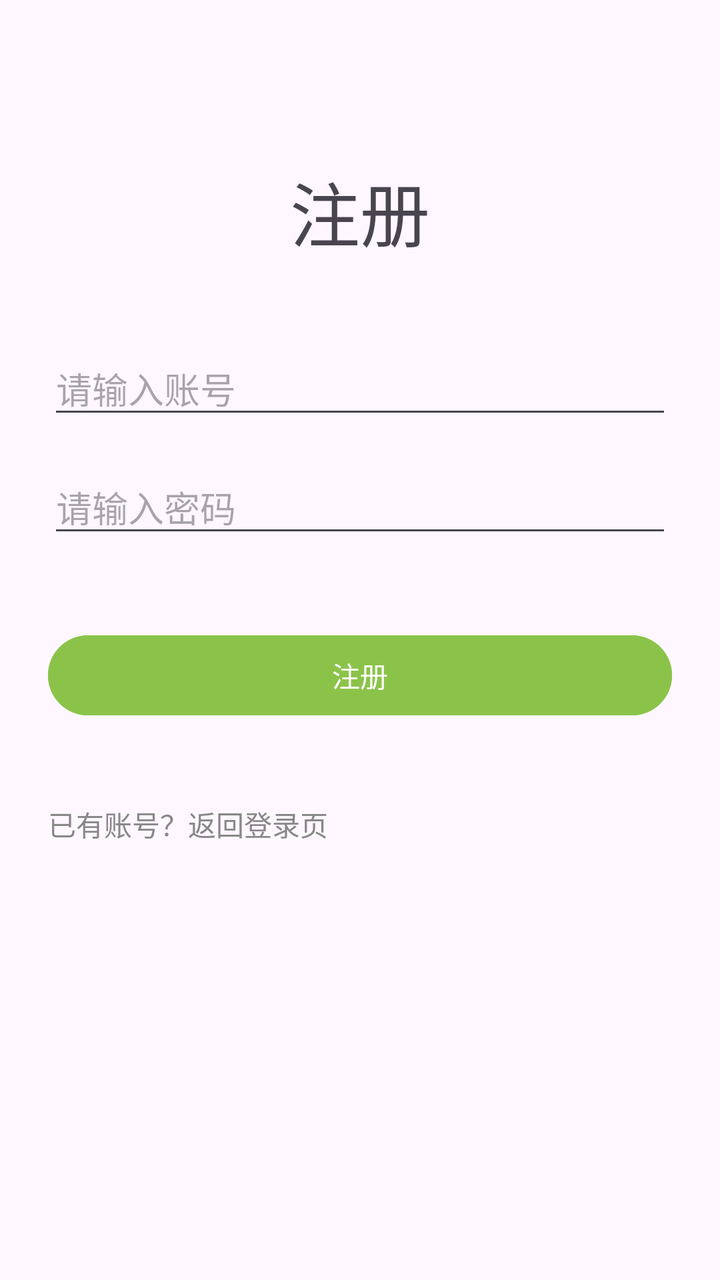
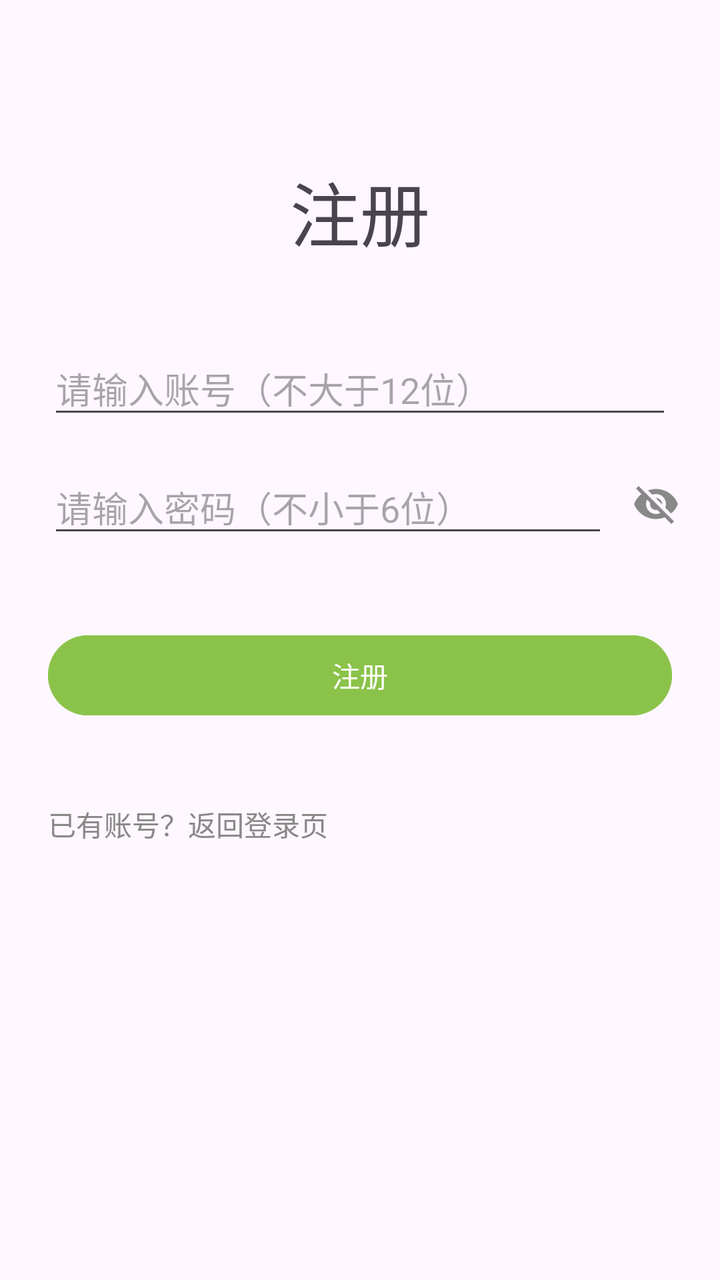

The first picture is an Android layout as it rendered before a commit; the second is the same layout after the commit. The layout source and the unified diff follow.
<!-- AndroidManifest.xml: application theme Theme.PoemApp -->
<!-- res/layout/register.xml -->
<?xml version="1.0" encoding="utf-8"?>
<androidx.constraintlayout.widget.ConstraintLayout xmlns:android="http://schemas.android.com/apk/res/android"
    xmlns:app="http://schemas.android.com/apk/res-auto"
    xmlns:tools="http://schemas.android.com/tools"
    android:id="@+id/main"
    android:layout_width="match_parent"
    android:layout_height="match_parent"
    tools:context=".Ui.Login">

    <TextView
        android:id="@+id/registerTitle"
        android:layout_width="0dp"
        android:layout_height="wrap_content"
        app:layout_constraintStart_toStartOf="parent"
        app:layout_constraintEnd_toEndOf="parent"
        android:layout_marginTop="80dp"
        android:text="注册"
        android:textSize="35sp"
        app:layout_constraintTop_toTopOf="parent"
        android:gravity="center"/>

    <EditText
        android:layout_width="0dp"
        android:layout_height="wrap_content"
        android:id="@+id/etAccount"
        android:hint="请输入账号"
        app:layout_constraintStart_toStartOf="parent"
        app:layout_constraintEnd_toEndOf="parent"
        android:layout_marginStart="24dp"
        android:layout_marginEnd="24dp"
        app:layout_constraintTop_toBottomOf="@id/registerTitle"
        android:layout_marginTop="40dp"/>

    <EditText
        android:layout_width="0dp"
        android:layout_height="wrap_content"
        android:id="@+id/etPassword"
        android:hint="请输入密码"
        android:inputType="textPassword"
        app:layout_constraintStart_toStartOf="parent"
        app:layout_constraintEnd_toEndOf="parent"
        android:layout_marginStart="24dp"
        android:layout_marginEnd="24dp"
        app:layout_constraintTop_toBottomOf="@id/etAccount"
        android:layout_marginTop="16dp"/>

    <Button
        android:id="@+id/btnLogin"
        android:text="注册"
        android:backgroundTint="#8BC34A"
        android:textColor="#FFFFFF"
        android:layout_width="0dp"
        android:layout_height="wrap_content"
        app:layout_constraintStart_toStartOf="parent"
        app:layout_constraintEnd_toEndOf="parent"
        android:layout_marginStart="24dp"
        android:layout_marginEnd="24dp"
        app:layout_constraintTop_toBottomOf="@id/etPassword"
        android:layout_marginTop="40dp" />

    <TextView
        android:layout_width="0dp"
        android:layout_height="wrap_content"
        android:id="@+id/toGoToLogin"
        android:text="已有账号？返回登录页"
        android:textSize="14sp"
        android:textColor="#888888"
        app:layout_constraintStart_toStartOf="parent"
        app:layout_constraintEnd_toEndOf="parent"
        android:layout_marginStart="24dp"
        android:layout_marginEnd="24dp"
        app:layout_constraintTop_toBottomOf="@id/btnLogin"
        android:layout_marginTop="40dp"/>



</androidx.constraintlayout.widget.ConstraintLayout>
<!-- resources referenced by this layout -->
<resources>
  <style name="Theme.PoemApp" parent="Base.Theme.PoemApp" />
  <style name="Base.Theme.PoemApp" parent="Theme.Material3.DayNight.NoActionBar">
          
          
      </style>
</resources>

<!-- the commit's change to res/layout/register.xml (unified diff, before → after) -->
@@ -23,7 +23,7 @@
         android:layout_width="0dp"
         android:layout_height="wrap_content"
         android:id="@+id/etAccount"
-        android:hint="请输入账号"
+        android:hint="请输入账号（不大于12位）"
         app:layout_constraintStart_toStartOf="parent"
         app:layout_constraintEnd_toEndOf="parent"
         android:layout_marginStart="24dp"
@@ -35,14 +35,26 @@
         android:layout_width="0dp"
         android:layout_height="wrap_content"
         android:id="@+id/etPassword"
-        android:hint="请输入密码"
+        android:hint="请输入密码（不小于6位）"
         android:inputType="textPassword"
         app:layout_constraintStart_toStartOf="parent"
         app:layout_constraintEnd_toEndOf="parent"
         android:layout_marginStart="24dp"
-        android:layout_marginEnd="24dp"
+        android:layout_marginEnd="56dp"
         app:layout_constraintTop_toBottomOf="@id/etAccount"
         android:layout_marginTop="16dp"/>
+
+    <ImageView
+        android:id="@+id/ivTogglePassword"
+        android:layout_width="40dp"
+        android:layout_height="40dp"
+        android:padding="8dp"
+        android:src="@drawable/ic_visibility_off"
+        android:background="?attr/selectableItemBackgroundBorderless"
+        app:layout_constraintEnd_toEndOf="parent"
+        app:layout_constraintTop_toTopOf="@id/etPassword"
+        app:layout_constraintBottom_toBottomOf="@id/etPassword"
+        android:layout_marginEnd="12dp" />
 
     <Button
         android:id="@+id/btnLogin"
<!-- resource entries referenced after the edit -->
@@ -1,5 +1,16 @@
 <!-- resources referenced by this layout -->
 <resources>
+  <!-- drawable ic_visibility_off (drawable) -->
+  <vector xmlns:android="http://schemas.android.com/apk/res/android"
+      android:width="24dp"
+      android:height="24dp"
+      android:viewportWidth="24"
+      android:viewportHeight="24"
+      android:tint="#888888">
+      <path
+          android:fillColor="@android:color/white"
+          android:pathData="M12,7c2.76,0 5,2.24 5,5 0,0.65 -0.13,1.26 -0.36,1.83l2.92,2.92c1.51,-1.26 2.7,-2.89 3.43,-4.75 -1.73,-4.39 -6,-7.5 -11,-7.5 -1.4,0 -2.74,0.25 -3.98,0.7l2.16,2.16C10.74,7.13 11.35,7 12,7zM2,4.27l2.28,2.28 0.46,0.46C3.08,8.3 1.78,10.02 1,12c1.73,4.39 6,7.5 11,7.5 1.55,0 3.03,-0.3 4.38,-0.84l0.42,0.42L19.73,22 21,20.73 3.27,3 2,4.27zM7.53,9.8l1.55,1.55c-0.05,0.21 -0.08,0.43 -0.08,0.65 0,1.66 1.34,3 3,3 0.22,0 0.44,-0.03 0.65,-0.08l1.55,1.55c-0.67,0.33 -1.41,0.53 -2.2,0.53 -2.76,0 -5,-2.24 -5,-5 0,-0.79 0.2,-1.53 0.53,-2.2zM11.84,9.02l3.15,3.15 0.02,-0.16c0,-1.66 -1.34,-3 -3,-3l-0.17,0.01z" />
+  </vector>
   <style name="Theme.PoemApp" parent="Base.Theme.PoemApp" />
   <style name="Base.Theme.PoemApp" parent="Theme.Material3.DayNight.NoActionBar">
           
